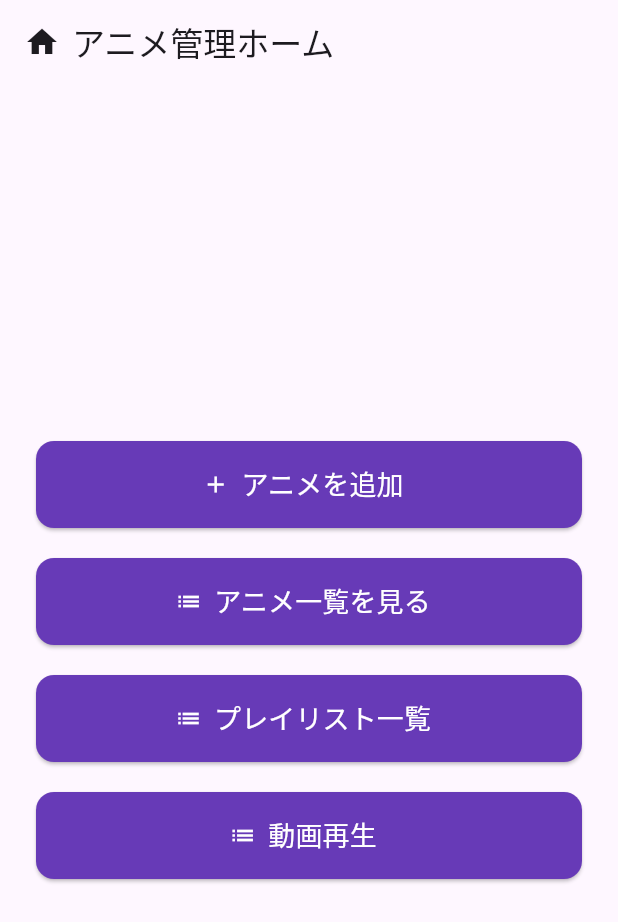
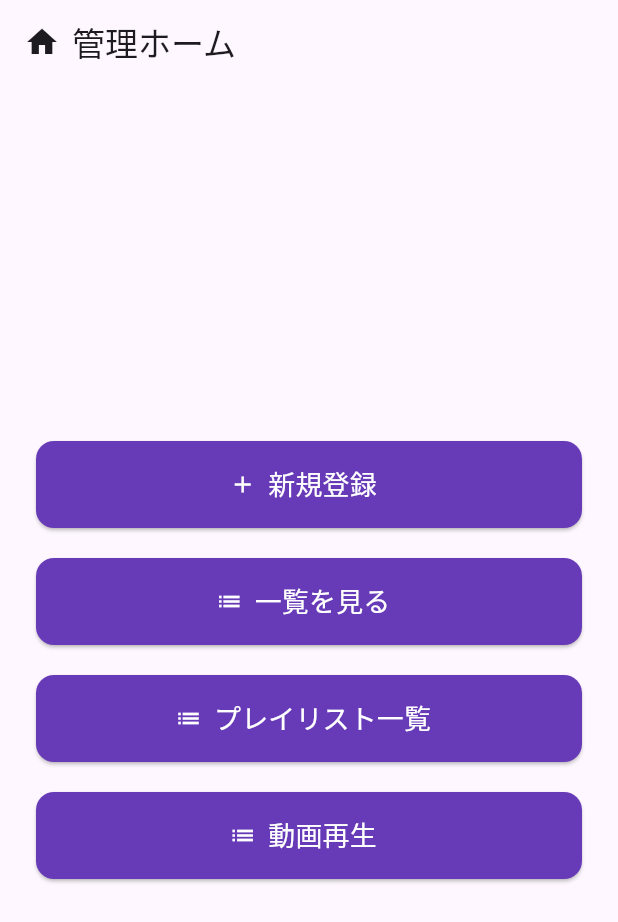
Before and after one commit to manato3874/flutter_application_1, a Flutter app: the screen it shows after launch, on a phone screen of 412 x 824 dp. Shown: the top 922 px of the screen. Run offline on Flutter 3.47's test engine with Material 3 defaults, Android fonts, the phone set to English and light mode, and no system bars; our stand-ins replace chewie, image_picker, sqflite, sqflite_common_ffi, video_player, youtube_player_flutter; accounts and stored records are empty.

Commit message:
名修正

```diff
--- a/lib/project/Main.dart
+++ b/lib/project/Main.dart
@@ -13,7 +13,7 @@ class Main extends StatelessWidget {
   @override
   Widget build(BuildContext context) {
     return MaterialApp(
-      title: 'アニメ管理アプリ',
+      title: '管理アプリ',
       theme: ThemeData(
         colorScheme: ColorScheme.fromSeed(seedColor: Colors.deepPurple),
         useMaterial3: true,
@@ -41,7 +41,7 @@ class MainScreen extends StatelessWidget {
           children: [
             Icon(Icons.home),
             SizedBox(width: 8),
-            Text("アニメ管理ホーム"),
+            Text("管理ホーム"),
           ],
         ),
       ),
@@ -53,7 +53,7 @@ class MainScreen extends StatelessWidget {
             children: [
               AnimeButton(
                 icon: Icons.add,
-                label: "アニメを追加",
+                label: "新規登録",
                 onTap: () {
                   Navigator.push(
                     context,
@@ -64,7 +64,7 @@ class MainScreen extends StatelessWidget {
               SizedBox(height: 20),
               AnimeButton(
                 icon: Icons.list,
-                label: "アニメ一覧を見る",
+                label: "一覧を見る",
                 onTap: () {
                   Navigator.push(
                     context,
--- a/lib/project/anime_detail.dart
+++ b/lib/project/anime_detail.dart
@@ -28,7 +28,7 @@ class _AnimeListPage1State extends State<AnimeListPage1> {
       context: context,
       builder: (context) => AlertDialog(
         title: Text('削除の確認'),
-        content: Text('このアニメを削除してもよろしいですか？'),
+        content: Text('削除してもよろしいですか？'),
         actions: [
           TextButton(
             onPressed: () => Navigator.pop(context),
@@ -190,7 +190,7 @@ class _AnimeListPage1State extends State<AnimeListPage1> {
         },
       ),
 
-      appBar: AppBar(title: Text('保存したアニメ一覧')),
+      appBar: AppBar(title: Text('保存一覧')),
       body: animeList.isEmpty
           ? Center(child: Text("データがありません"))
           : ListView.builder(
@@ -318,7 +318,7 @@ class _AddAnimeFormState extends State<AddAnimeForm> {
         child: Column(
           mainAxisSize: MainAxisSize.min,
           children: [
-            Text("アニメ追加", style: TextStyle(fontSize: 18, fontWeight: FontWeight.bold)),
+            Text("追加", style: TextStyle(fontSize: 18, fontWeight: FontWeight.bold)),
             TextField(controller: _titleController, decoration: InputDecoration(labelText: '作品名')),
             TextField(controller: _musicController, decoration: InputDecoration(labelText: '音楽名')),
             TextField(controller: _youtubeUrlController, decoration: InputDecoration(labelText: 'YouTube URL')),
--- a/lib/project/anime_export.dart
+++ b/lib/project/anime_export.dart
@@ -27,7 +27,7 @@ Future<void> exportAnimeDataAsJson() async {
     // ファイルへ書き出し
     await file.writeAsString(jsonString);
 
-    print('✅ アニメデータをエクスポートしました: $filePath');
+    print('✅ データをエクスポートしました: $filePath');
   } catch (e) {
     print('❌ エクスポート中にエラーが発生しました: $e');
   }
--- a/lib/project/anime_list_page.dart
+++ b/lib/project/anime_list_page.dart
@@ -46,7 +46,7 @@ class _AnimeListPageState extends State<AnimeListPage> {
     });
 
     ScaffoldMessenger.of(context).showSnackBar(
-      SnackBar(content: Text('アニメを保存しました')),
+      SnackBar(content: Text('保存しました')),
     );
   }
 
@@ -90,7 +90,7 @@ class _AnimeListPageState extends State<AnimeListPage> {
   @override
   Widget build(BuildContext context) {
     return Scaffold(
-      appBar: AppBar(title: Text("アニメ登録")),
+      appBar: AppBar(title: Text("登録")),
       body: SingleChildScrollView(
         padding: EdgeInsets.all(16),
         child: Column(
--- a/lib/project/edit.dart
+++ b/lib/project/edit.dart
@@ -158,7 +158,7 @@ class _EditAnimePageState extends State<EditAnimePage> {
   @override
   Widget build(BuildContext context) {
     return Scaffold(
-      appBar: AppBar(title: Text('アニメを編集')),
+      appBar: AppBar(title: Text('編集')),
       body: ListView(
         padding: const EdgeInsets.all(16.0),
         children: [
--- a/lib/project/playlist_list.dart
+++ b/lib/project/playlist_list.dart
@@ -88,7 +88,7 @@ class _PlaylistListPageState extends State<PlaylistListPage> {
             elevation: 3,
             child:  ListTile(
               title: Text(playlist.name),
-              subtitle: Text('${animeCountMap[playlist.id] ?? 0} 件のアニメ'),
+              subtitle: Text('${animeCountMap[playlist.id] ?? 0} 件の作品'),
               trailing: Icon(Icons.chevron_right),
               onTap: () {
                 Navigator.push(
```
Also changed, not shown: 1 other file.
